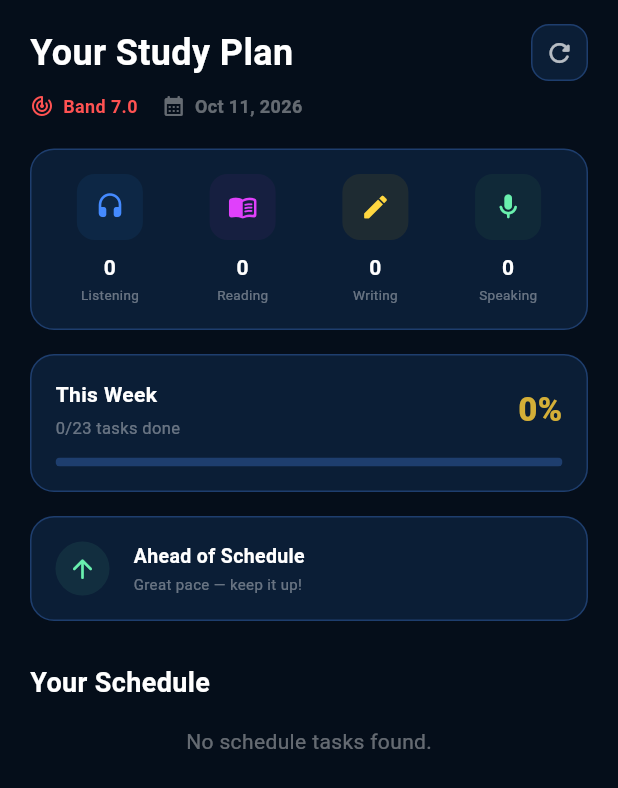
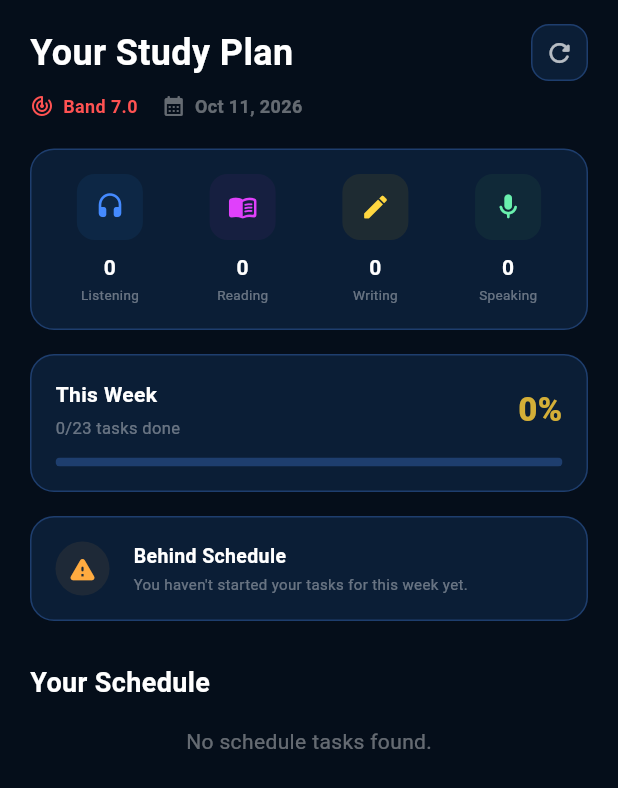
Before and after one commit to Omatsulijoshua/AuraLingo-AI-, a Flutter app: the PlanScreen screen opened directly, on a phone screen of 412 x 824 dp. Shown: the top 788 px of the screen. Run offline on Flutter 3.47's test engine with Material 3 defaults, Android fonts, the phone set to English and light mode, and no system bars; our stand-ins replace audioplayers, flutter_riverpod, shared_preferences; accounts and stored records are empty; network calls fail.

Commit message:
feat: dynamic formula details card on band calculator and dynamic pace card on study plan

```diff
--- a/mobile_app/lib/screens/plan_screen.dart
+++ b/mobile_app/lib/screens/plan_screen.dart
@@ -275,8 +275,47 @@ class _PlanScreenState extends ConsumerState<PlanScreen> {
                     ),
                     const SizedBox(height: 16),
 
-                    // 3. Ahead of Schedule Pace Card
-                    Container(
+                    // 3. Dynamic Progress Pace Card
+                    (() {
+                      final int dayOfWeek = DateTime.now().weekday; // 1 = Monday, 7 = Sunday
+                      final double targetPercent = (dayOfWeek / 7.0) * 100;
+                      final double actualPercent = weekPercent.toDouble();
+
+                      String paceTitle = 'Ahead of Schedule';
+                      String paceSubtitle = 'Great pace — keep it up!';
+                      Color paceColor = Colors.greenAccent;
+                      IconData paceIcon = Icons.arrow_upward_rounded;
+
+                      if (weekCompleted == 0) {
+                        if (dayOfWeek >= 3) {
+                          paceTitle = 'Behind Schedule';
+                          paceSubtitle = 'You haven\'t started your tasks for this week yet.';
+                          paceColor = Colors.orangeAccent;
+                          paceIcon = Icons.warning_rounded;
+                        } else {
+                          paceTitle = 'On Track';
+                          paceSubtitle = 'Start your first task for this week!';
+                          paceColor = Colors.blueAccent;
+                          paceIcon = Icons.play_arrow_rounded;
+                        }
+                      } else if (actualPercent >= targetPercent + 15) {
+                        paceTitle = 'Ahead of Schedule';
+                        paceSubtitle = 'Great pace — keep it up!';
+                        paceColor = Colors.greenAccent;
+                        paceIcon = Icons.arrow_upward_rounded;
+                      } else if (actualPercent < targetPercent - 15) {
+                        paceTitle = 'Behind Schedule';
+                        paceSubtitle = 'Catch up on your pending tasks to stay on track.';
+                        paceColor = Colors.redAccent;
+                        paceIcon = Icons.warning_rounded;
+                      } else {
+                        paceTitle = 'On Track';
+                        paceSubtitle = 'Good progress — keep it up!';
+                        paceColor = Colors.greenAccent;
+                        paceIcon = Icons.check_circle_outline_rounded;
+                      }
+
+                      return Container(
                         padding: const EdgeInsets.all(16),
                         decoration: BoxDecoration(
                           color: const Color(0xFF0B1E36),
@@ -288,32 +327,32 @@ class _PlanScreenState extends ConsumerState<PlanScreen> {
                             Container(
                               padding: const EdgeInsets.all(8),
                               decoration: BoxDecoration(
-                              color: Colors.greenAccent.withOpacity(0.08),
+                                color: paceColor.withOpacity(0.08),
                                 shape: BoxShape.circle,
                               ),
-                            child: const Icon(
-                              Icons.arrow_upward_rounded,
-                              color: Colors.greenAccent,
+                              child: Icon(
+                                paceIcon,
+                                color: paceColor,
                                 size: 20,
                               ),
                             ),
                             const SizedBox(width: 16),
-                          const Expanded(
+                            Expanded(
                               child: Column(
                                 crossAxisAlignment: CrossAxisAlignment.start,
                                 children: [
                                   Text(
-                                  'Ahead of Schedule',
-                                  style: TextStyle(
+                                    paceTitle,
+                                    style: const TextStyle(
                                       color: Colors.white,
                                       fontSize: 13,
                                       fontWeight: FontWeight.bold,
                                     ),
                                   ),
-                                SizedBox(height: 2),
+                                  const SizedBox(height: 2),
                                   Text(
-                                  'Great pace — keep it up!',
-                                  style: TextStyle(
+                                    paceSubtitle,
+                                    style: const TextStyle(
                                       color: Colors.white38,
                                       fontSize: 10,
                                     ),
@@ -323,7 +362,8 @@ class _PlanScreenState extends ConsumerState<PlanScreen> {
                             ),
                           ],
                         ),
-                    ),
+                      );
+                    })(),
                     const SizedBox(height: 28),
 
                     // 4. Schedule Section Title
```
Also changed, not shown: mobile_app/lib/screens/band_calculator_screen.dart (+82 -0 lines), 1 other file. Lines whose indentation alone changed are shown as unchanged.
